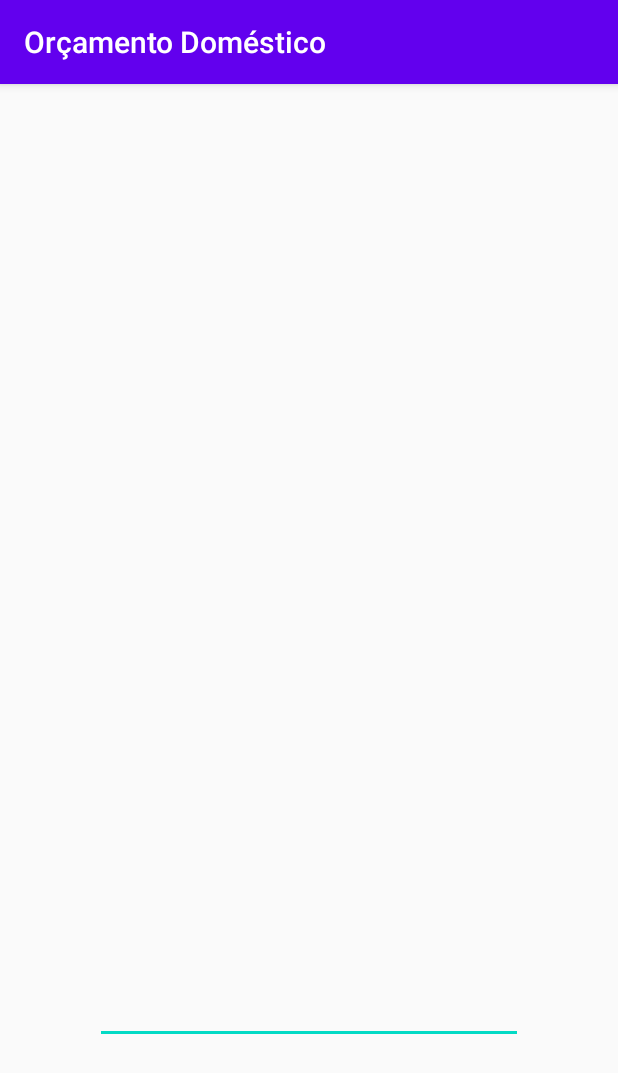
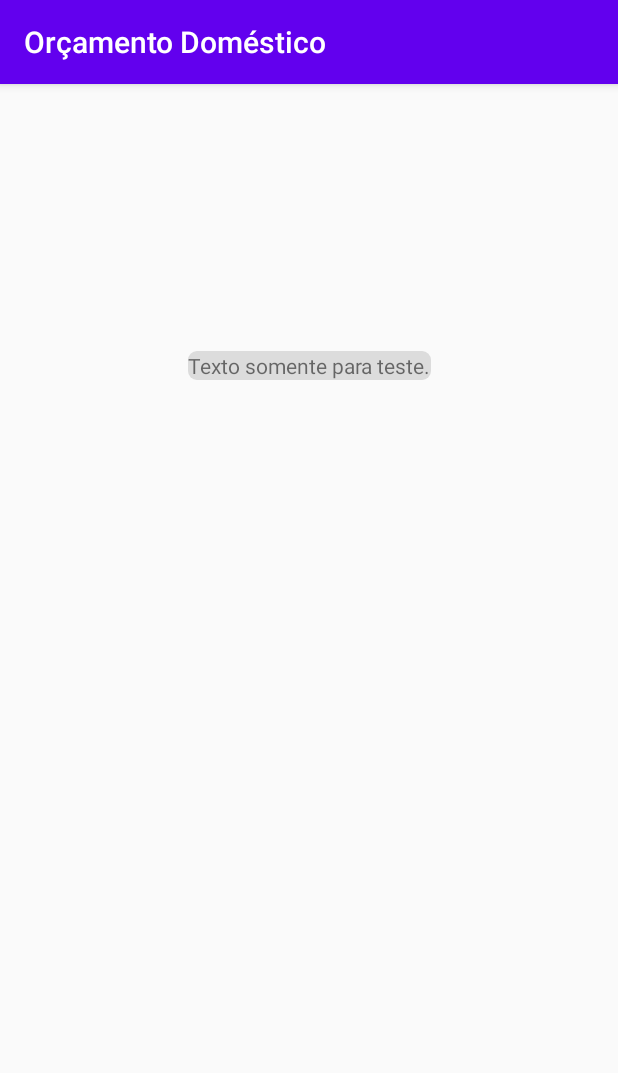
Before and after one commit to MauroTi/OrcamentoDomestico, an Android app: the Main3Activity screen opened directly, with no data from a screen before it, on a phone screen of 412 x 824 dp. Shown: the top 1073 px of the screen. Run offline under Robolectric (Android 15) with nearby library versions, the phone set to English and light mode, and no system bars.

Commit message:
Print das telas

```diff
--- a/app/src/main/java/com/example/orcamentodomestico/Main3Activity.java
+++ b/app/src/main/java/com/example/orcamentodomestico/Main3Activity.java
@@ -1,18 +1,12 @@
 package com.example.orcamentodomestico;
 
-import android.annotation.SuppressLint;
 import android.os.Bundle;
-import android.widget.ListView;
 
 import androidx.appcompat.app.AppCompatActivity;
 
 public class Main3Activity extends AppCompatActivity {
 
-    @SuppressLint("WrongViewCast")
-    public Main3Activity() {
 
-        ListView etNomeSenha = findViewById(R.id.etNomeSenha);
-    }
 
     @Override
     protected void onCreate(Bundle savedInstanceState) {
@@ -21,4 +15,6 @@ public class Main3Activity extends AppCompatActivity {
     }
 
 
+
+
 }
--- a/app/src/main/java/com/example/orcamentodomestico/MainActivity.java
+++ b/app/src/main/java/com/example/orcamentodomestico/MainActivity.java
@@ -30,7 +30,7 @@ public class MainActivity extends AppCompatActivity {
         String senha = etSenha.getText().toString();
 
         loginController = new LoginController();
-        login = new Login();
+        login = new Login(usuario,senha);
         login.setUsuario(usuario);
         login.setSenha(senha);
         loginController.cadastroLogin(login);
--- a/app/src/main/java/controller/LoginController.java
+++ b/app/src/main/java/controller/LoginController.java
@@ -7,8 +7,7 @@ import model.Login;
 
 public class LoginController {
 
-    static List<Login> listaLogins = new ArrayList<Login>();
-
+    static List<Login> listaLogins = new ArrayList<>();
 
     public void cadastroLogin(Login login) {
 
@@ -20,6 +19,4 @@ public class LoginController {
         //System.out.println(listaLogins.toString());
         return listaLogins.toString();
     }
-
-
 }
--- a/app/src/main/java/view/LoginTeste.java
+++ b/app/src/main/java/view/LoginTeste.java
@@ -1,4 +1,4 @@
-package view;
+/*package view;
 
 import controller.LoginController;
 import model.Login;
@@ -22,6 +22,4 @@ public class LoginTeste {
         LoginController.exibeLogin();
 
     }
-
-
-}
+}*/
--- a/app/src/main/res/layout/activity_main3.xml
+++ b/app/src/main/res/layout/activity_main3.xml
@@ -6,15 +6,18 @@
     android:layout_height="match_parent"
     tools:context=".Main3Activity">
 
-    <EditText
-        android:id="@+id/etNomeSenha"
-        android:layout_width="285dp"
-        android:layout_height="511dp"
-        android:ems="10"
-        android:gravity="start|top"
-        android:inputType="textMultiLine"
+
+    <TextView
+        android:id="@+id/tvResultado"
+        android:layout_width="wrap_content"
+        android:layout_height="wrap_content"
+        android:layout_marginBottom="44dp"
+        android:background="@drawable/rounded_corner"
+        android:text="Texto somente para teste."
         app:layout_constraintBottom_toBottomOf="parent"
         app:layout_constraintEnd_toEndOf="parent"
         app:layout_constraintStart_toStartOf="parent"
-        app:layout_constraintTop_toTopOf="parent" />
+        app:layout_constraintTop_toTopOf="parent"
+        app:layout_constraintVertical_bias="0.253" />
+
 </androidx.constraintlayout.widget.ConstraintLayout>
```
Also changed, not shown: app/src/main/java/com/example/orcamentodomestico/Main4Activity.java (+7 -0 lines), app/src/main/java/model/Login.java (+10 -13 lines), app/src/main/res/layout/activity_main4.xml (+13 -0 lines).
